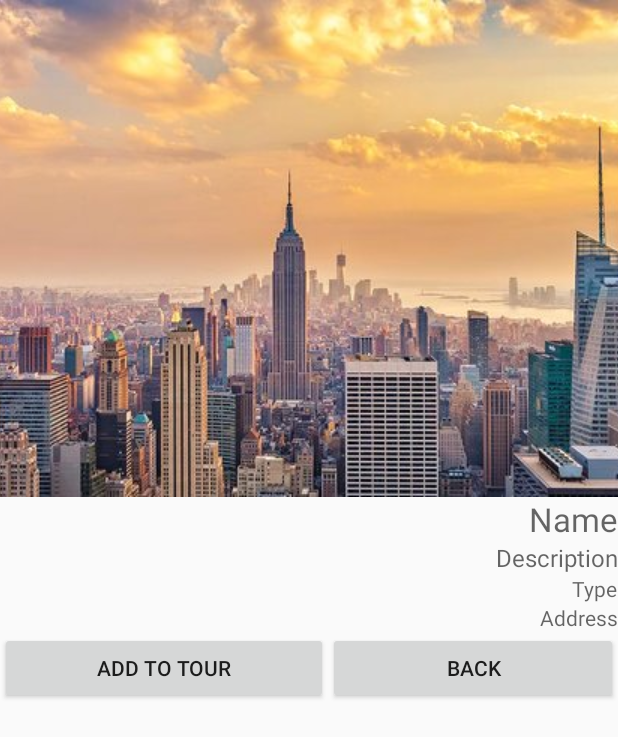
After one commit to eldinsahbaz/Halos, an Android app: the layout landmark_pop_up.xml on its own in the app's theme, with its tools: preview values and no code run, on a phone screen of 412 x 824 dp. The commit adds this screen. Shown: the top 737 px of the screen. Run offline under Robolectric (Android 15) with nearby library versions, the phone set to English and light mode, and no system bars.

Commit message:
fix merge

```diff
--- /dev/null
+++ b/Halos/app/src/main/res/layout/landmark_pop_up.xml
@@ -0,0 +1,61 @@
+<?xml version="1.0" encoding="utf-8"?>
+<LinearLayout xmlns:android="http://schemas.android.com/apk/res/android"
+    android:orientation="vertical" android:layout_width="match_parent"
+    android:layout_height="match_parent">
+
+    <ImageView
+        android:id="@+id/popup_image"
+        android:src="@drawable/nyc"
+        android:scaleType="centerCrop"
+        android:layout_width="wrap_content"
+        android:layout_height="wrap_content" />
+
+    <TextView
+        android:id="@+id/popup_name"
+        android:hint="Name"
+        android:textSize="22dp"
+        android:layout_gravity="right"
+        android:layout_width="wrap_content"
+        android:layout_height="wrap_content" />
+
+    <TextView
+        android:id="@+id/popup_desc"
+        android:hint="Description"
+        android:textSize="16dp"
+        android:layout_gravity="right"
+        android:layout_width="wrap_content"
+        android:layout_height="wrap_content" />
+
+    <TextView
+        android:id="@+id/popup_type"
+        android:hint="Type"
+        android:layout_gravity="right"
+        android:layout_width="wrap_content"
+        android:layout_height="wrap_content" />
+
+    <TextView
+        android:id="@+id/popup_location"
+        android:hint="Address"
+        android:layout_gravity="right"
+        android:layout_width="wrap_content"
+        android:layout_height="wrap_content" />
+
+    <LinearLayout
+        android:layout_width="match_parent"
+        android:layout_height="wrap_content">
+        <Button
+            android:id="@+id/popup_add_tour_btn"
+            android:text="Add to Tour"
+            android:layout_width="wrap_content"
+            android:layout_height="wrap_content"
+            android:layout_weight=".5"/>
+
+        <Button
+            android:id="@+id/popup_back_btn"
+            android:text="Back"
+            android:layout_width="wrap_content"
+            android:layout_height="wrap_content"
+            android:layout_weight=".5"/>
+    </LinearLayout>
+
+</LinearLayout>
```
Also changed, not shown: Halos/app/src/main/java/com/example/brian/halos/HalosMapActivity.java (+5 -40 lines).
